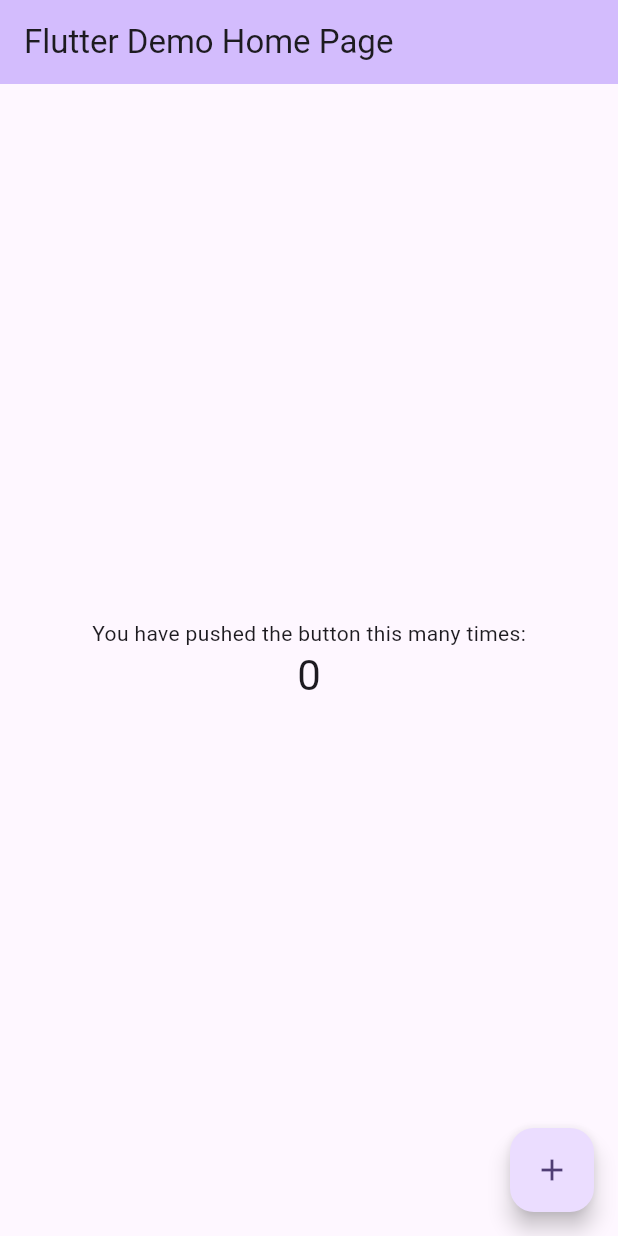
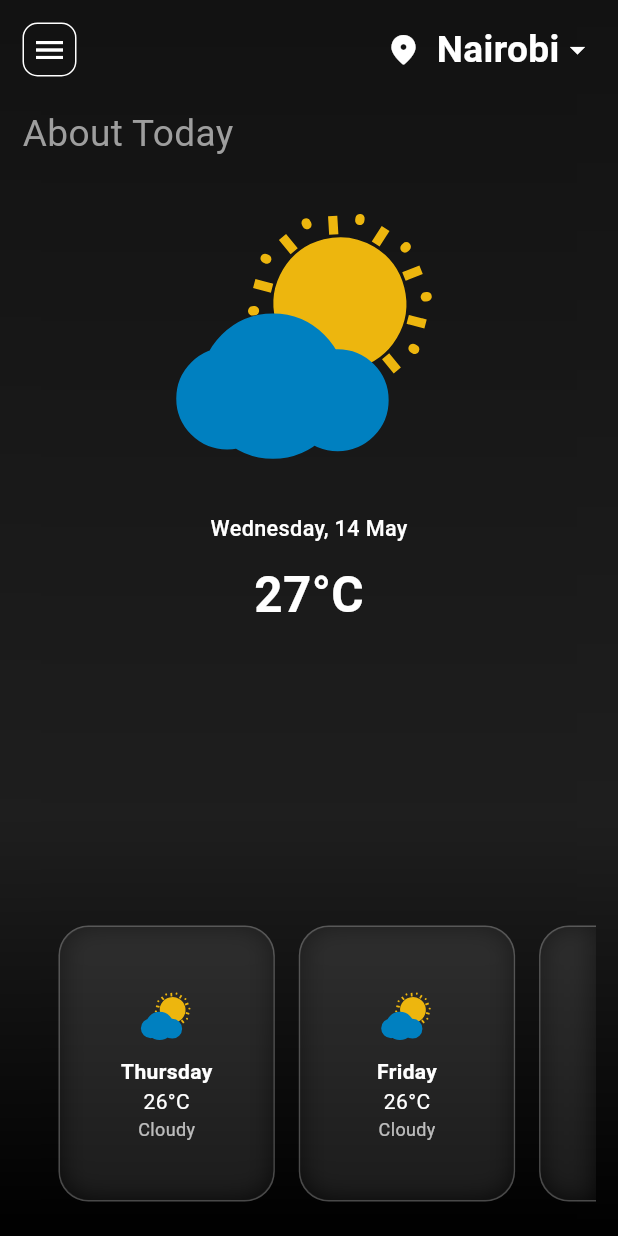
Before and after one commit to Dmwinzi/city_weather, a Flutter app: the screen it shows after launch, on a phone screen of 412 x 824 dp. Run offline on Flutter 3.47's test engine with Material 3 defaults, Android fonts, the phone set to English and light mode, and no system bars; our stand-ins replace lottie.

Commit message:
Weather UI

```diff
--- /dev/null
+++ b/lib/Presentation/Homescreen.dart
@@ -0,0 +1,252 @@
+import 'dart:ui';
+
+import 'package:flutter/material.dart';
+import 'package:intl/intl.dart';
+import 'package:lottie/lottie.dart';
+
+import '../Utils/Screenutils.dart';
+
+class Homescreen extends StatefulWidget {
+  const Homescreen({super.key});
+
+  @override
+  State<Homescreen> createState() => _HomescreenState();
+}
+
+class _HomescreenState extends State<Homescreen> {
+  String? _selectedCity = 'Nairobi';
+  final List<String> _cities = ['Nairobi', 'Mombasa', 'Kisumu', 'Nakuru'];
+
+  @override
+  Widget build(BuildContext context) {
+    final isLandscape = MediaQuery.of(context).orientation == Orientation.landscape;
+    final fontSizeTitle = ScreenUtils.getAdaptiveFontSize(context, factor: isLandscape ? 0.045 : 0.06);
+    final fontSizeSubtitle = ScreenUtils.getAdaptiveFontSize(context, factor: isLandscape ? 0.025 : 0.035);
+
+    return Scaffold(
+      backgroundColor: Colors.black,
+      body: LayoutBuilder(
+        builder: (context, constraints) {
+          final forecastCards = List.generate(5, (index) {
+            final day = DateFormat('EEEE').format(
+              DateTime.now().add(Duration(days: index + 1)),
+            );
+            final forecastTemp = '26°C';
+            final condition = 'Cloudy';
+
+            return Container(
+              margin: const EdgeInsets.all(8),
+              width: isLandscape ? 100 : constraints.maxWidth * 0.35,
+              height: isLandscape ? 130 : null,
+              decoration: BoxDecoration(
+                borderRadius: BorderRadius.circular(20),
+                border: Border.all(color: Colors.white.withOpacity(0.2)),
+                color: Colors.white.withOpacity(0.1),
+              ),
+              child: ClipRRect(
+                borderRadius: BorderRadius.circular(20),
+                child: BackdropFilter(
+                  filter: ImageFilter.blur(sigmaX: 10, sigmaY: 10),
+                  child: Padding(
+                    padding: const EdgeInsets.all(8),
+                    child: Column(
+                      mainAxisAlignment: MainAxisAlignment.center,
+                      children: [
+                        SizedBox(
+                          height: 40,
+                          width: 40,
+                          child: Lottie.asset("assets/images/suncloud.json", fit: BoxFit.contain),
+                        ),
+                        const SizedBox(height: 8),
+                        Text(day, style: const TextStyle(color: Colors.white, fontWeight: FontWeight.bold)),
+                        Text(forecastTemp, style: const TextStyle(color: Colors.white, fontSize: 14)),
+                        Text(condition, style: const TextStyle(color: Colors.white70, fontSize: 12)),
+                      ],
+                    ),
+                  ),
+                ),
+              ),
+            );
+          });
+
+          final forecastWidget = isLandscape
+              ? SingleChildScrollView(
+            child: Column(children: forecastCards),
+          )
+              : SingleChildScrollView(
+            scrollDirection: Axis.horizontal,
+            padding: const EdgeInsets.symmetric(horizontal: 16),
+            child: Row(children: forecastCards),
+          );
+
+          final content = Column(
+            crossAxisAlignment: CrossAxisAlignment.start,
+            children: [
+              Row(
+                children: [
+                  Container(
+                    padding: const EdgeInsets.all(5),
+                    decoration: BoxDecoration(
+                      borderRadius: BorderRadius.circular(10),
+                      border: Border.all(color: Colors.white),
+                    ),
+                    child: const Icon(Icons.menu, color: Colors.white),
+                  ),
+                  const Spacer(),
+                  GestureDetector(
+                    onTap: () => _showCityPicker(context),
+                    child: Row(
+                      children: [
+                        const Icon(Icons.place_rounded, color: Colors.white),
+                        const SizedBox(width: 10),
+                        Text(
+                          _selectedCity ?? "Select City",
+                          style: TextStyle(
+                            color: Colors.white,
+                            fontSize: fontSizeTitle,
+                            fontWeight: FontWeight.bold,
+                          ),
+                        ),
+                        const Icon(Icons.arrow_drop_down, color: Colors.white),
+                      ],
+                    ),
+                  ),
+                ],
+              ),
+              const SizedBox(height: 20),
+              Text(
+                "About Today",
+                style: TextStyle(
+                  fontFamily: 'Roboto',
+                  color: Colors.grey,
+                  fontSize: fontSizeTitle,
+                ),
+              ),
+              const SizedBox(height: 10),
+              Center(
+                child: Column(
+                  mainAxisSize: MainAxisSize.min,
+                  children: [
+                    SizedBox(
+                      width: isLandscape ? constraints.maxWidth * 0.4 : double.infinity,
+                      height: isLandscape ? constraints.maxHeight * 0.4 : constraints.maxHeight * 0.25,
+                      child: Lottie.asset('assets/images/suncloud.json'),
+                    ),
+                    const SizedBox(height: 20),
+                    Text(
+                      DateFormat('EEEE, dd MMMM').format(DateTime.now()),
+                      style: TextStyle(
+                        color: Colors.white,
+                        fontSize: fontSizeSubtitle,
+                        fontWeight: FontWeight.w500,
+                      ),
+                    ),
+                    const SizedBox(height: 10),
+                    Text(
+                      '27°C',
+                      style: TextStyle(
+                        color: Colors.white,
+                        fontSize: ScreenUtils.getAdaptiveFontSize(context, factor: isLandscape ? 0.06 : 0.08),
+                        fontWeight: FontWeight.bold,
+                      ),
+                    ),
+                  ],
+                ),
+              ),
+            ],
+          );
+
+          return Stack(
+            children: [
+              Positioned.fill(
+                child: Container(
+                  decoration: const BoxDecoration(
+                    gradient: LinearGradient(
+                      colors: [
+                        Color(0xFF121212),
+                        Color(0xFF181818),
+                        Color(0xFF1E1E1E),
+                        Color(0xFF000000),
+                      ],
+                      begin: Alignment.topCenter,
+                      end: Alignment.bottomCenter,
+                    ),
+                  ),
+                ),
+              ),
+              Positioned.fill(
+                child: BackdropFilter(
+                  filter: ImageFilter.blur(sigmaX: 10, sigmaY: 10),
+                  child: SafeArea(
+                    child: Padding(
+                      padding: const EdgeInsets.all(15),
+                      child: isLandscape
+                          ? Row(
+                        crossAxisAlignment: CrossAxisAlignment.start,
+                        children: [
+                          Expanded(
+                            flex: 3,
+                            child: SingleChildScrollView(child: content),
+                          ),
+                          const SizedBox(width: 10),
+                          Expanded(
+                            flex: 1,
+                            child: forecastWidget,
+                          ),
+                        ],
+                      )
+                          : Column(
+                        children: [
+                          Expanded(child: SingleChildScrollView(child: content)),
+                          SizedBox(height: 200, child: forecastWidget),
+                        ],
+                      ),
+                    ),
+                  ),
+                ),
+              ),
+            ],
+          );
+        },
+      ),
+    );
+  }
+
+
+
+  void _showCityPicker(BuildContext context) {
+    showModalBottomSheet(
+      context: context,
+      backgroundColor: const Color(0xFF121212),
+      isScrollControlled: true,
+      shape: const RoundedRectangleBorder(
+        borderRadius: BorderRadius.vertical(top: Radius.circular(20)),
+      ),
+      builder: (context) {
+        return FractionallySizedBox(
+          heightFactor: 0.3,
+          child: ListView.builder(
+            itemCount: _cities.length,
+            itemBuilder: (context, index) {
+              return ListTile(
+                leading: const Icon(Icons.place, color: Colors.white),
+                title: Text(
+                  _cities[index],
+                  style: const TextStyle(color: Colors.white),
+                ),
+                onTap: () {
+                  setState(() {
+                    _selectedCity = _cities[index];
+                  });
+                  Navigator.pop(context);
+                },
+              );
+            },
+          ),
+        );
+      },
+    );
+  }
+
+
+}
--- /dev/null
+++ b/lib/Utils/Screenutils.dart
@@ -0,0 +1,15 @@
+
+import 'package:flutter/cupertino.dart';
+
+class ScreenUtils {
+  static double getScreenWidth(BuildContext context) =>
+      MediaQuery.of(context).size.width;
+
+  static double getScreenHeight(BuildContext context) =>
+      MediaQuery.of(context).size.height;
+
+  static double getAdaptiveFontSize(BuildContext context, {double factor = 0.05}) =>
+      getScreenWidth(context) * factor;
+
+
+}
--- a/lib/main.dart
+++ b/lib/main.dart
@@ -1,3 +1,4 @@
+import 'package:city_weather/Presentation/Homescreen.dart';
 import 'package:flutter/material.dart';
 
 void main() {
@@ -7,119 +8,11 @@ void main() {
 class MyApp extends StatelessWidget {
   const MyApp({super.key});
 
-  // This widget is the root of your application.
   @override
   Widget build(BuildContext context) {
     return MaterialApp(
-      title: 'Flutter Demo',
-      theme: ThemeData(
-        // This is the theme of your application.
-        //
-        // TRY THIS: Try running your application with "flutter run". You'll see
-        // the application has a purple toolbar. Then, without quitting the app,
-        // try changing the seedColor in the colorScheme below to Colors.green
-        // and then invoke "hot reload" (save your changes or press the "hot
-        // reload" button in a Flutter-supported IDE, or press "r" if you used
-        // the command line to start the app).
-        //
-        // Notice that the counter didn't reset back to zero; the application
-        // state is not lost during the reload. To reset the state, use hot
-        // restart instead.
-        //
-        // This works for code too, not just values: Most code changes can be
-        // tested with just a hot reload.
-        colorScheme: ColorScheme.fromSeed(seedColor: Colors.deepPurple),
-        useMaterial3: true,
-      ),
-      home: const MyHomePage(title: 'Flutter Demo Home Page'),
+      debugShowCheckedModeBanner: false,
+      home: Homescreen(),
     );
   }
 }
-
-class MyHomePage extends StatefulWidget {
-  const MyHomePage({super.key, required this.title});
-
-  // This widget is the home page of your application. It is stateful, meaning
-  // that it has a State object (defined below) that contains fields that affect
-  // how it looks.
-
-  // This class is the configuration for the state. It holds the values (in this
-  // case the title) provided by the parent (in this case the App widget) and
-  // used by the build method of the State. Fields in a Widget subclass are
-  // always marked "final".
-
-  final String title;
-
-  @override
-  State<MyHomePage> createState() => _MyHomePageState();
-}
-
-class _MyHomePageState extends State<MyHomePage> {
-  int _counter = 0;
-
-  void _incrementCounter() {
-    setState(() {
-      // This call to setState tells the Flutter framework that something has
-      // changed in this State, which causes it to rerun the build method below
-      // so that the display can reflect the updated values. If we changed
-      // _counter without calling setState(), then the build method would not be
-      // called again, and so nothing would appear to happen.
-      _counter++;
-    });
-  }
-
-  @override
-  Widget build(BuildContext context) {
-    // This method is rerun every time setState is called, for instance as done
-    // by the _incrementCounter method above.
-    //
-    // The Flutter framework has been optimized to make rerunning build methods
-    // fast, so that you can just rebuild anything that needs updating rather
-    // than having to individually change instances of widgets.
-    return Scaffold(
-      appBar: AppBar(
-        // TRY THIS: Try changing the color here to a specific color (to
-        // Colors.amber, perhaps?) and trigger a hot reload to see the AppBar
-        // change color while the other colors stay the same.
-        backgroundColor: Theme.of(context).colorScheme.inversePrimary,
-        // Here we take the value from the MyHomePage object that was created by
-        // the App.build method, and use it to set our appbar title.
-        title: Text(widget.title),
-      ),
-      body: Center(
-        // Center is a layout widget. It takes a single child and positions it
-        // in the middle of the parent.
-        child: Column(
-          // Column is also a layout widget. It takes a list of children and
-          // arranges them vertically. By default, it sizes itself to fit its
-          // children horizontally, and tries to be as tall as its parent.
-          //
-          // Column has various properties to control how it sizes itself and
-          // how it positions its children. Here we use mainAxisAlignment to
-          // center the children vertically; the main axis here is the vertical
-          // axis because Columns are vertical (the cross axis would be
-          // horizontal).
-          //
-          // TRY THIS: Invoke "debug painting" (choose the "Toggle Debug Paint"
-          // action in the IDE, or press "p" in the console), to see the
-          // wireframe for each widget.
-          mainAxisAlignment: MainAxisAlignment.center,
-          children: <Widget>[
-            const Text(
-              'You have pushed the button this many times:',
-            ),
-            Text(
-              '$_counter',
-              style: Theme.of(context).textTheme.headlineMedium,
-            ),
-          ],
-        ),
-      ),
-      floatingActionButton: FloatingActionButton(
-        onPressed: _incrementCounter,
-        tooltip: 'Increment',
-        child: const Icon(Icons.add),
-      ), // This trailing comma makes auto-formatting nicer for build methods.
-    );
-  }
-}
```
Also changed, not shown: assets/images/suncloud.json (added, +1 -0 lines), pubspec.yaml (+8 -3 lines), pubspec.lock, 3 other files.
